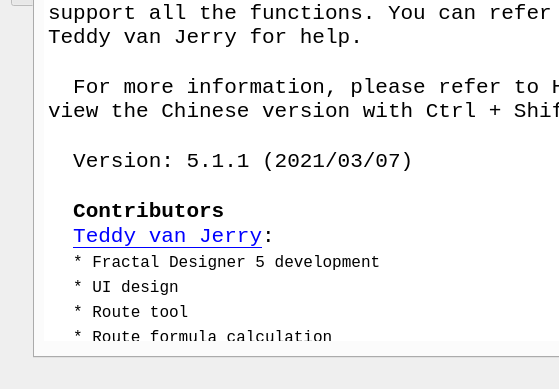
The window that mainwindow.ui (Teddy-van-Jerry/Fractal_Designer) describes before a commit, drawn with Qt 5; both pictures show x 0 to 559 and y 311 to 700 of the 1000 by 700 pixel window.
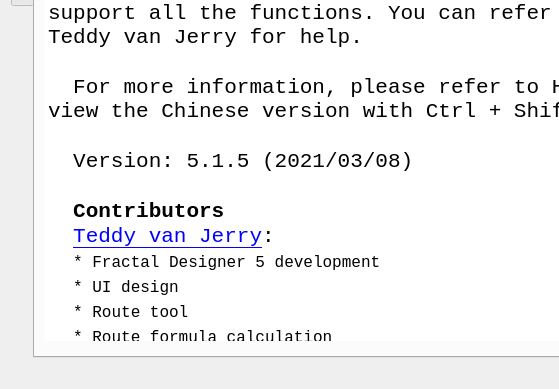
The same window after the commit. Icons and pictures are not drawn.

What changed in the file:
```diff
--- a/mainwindow.ui
+++ b/mainwindow.ui
@@ -103,7 +103,7 @@
 &lt;p style=&quot;-qt-paragraph-type:empty; margin-top:0px; margin-bottom:0px; margin-left:0px; margin-right:0px; -qt-block-indent:0; text-indent:0px; font-size:16pt;&quot;&gt;&lt;br /&gt;&lt;/p&gt;
 &lt;p style=&quot; margin-top:0px; margin-bottom:0px; margin-left:0px; margin-right:0px; -qt-block-indent:0; text-indent:0px;&quot;&gt;&lt;span style=&quot; font-size:16pt;&quot;&gt;  For more information, please refer to Help (Ctrl + H) or view the Chinese version with Ctrl + Shift + H.&lt;/span&gt;&lt;/p&gt;
 &lt;p style=&quot;-qt-paragraph-type:empty; margin-top:0px; margin-bottom:0px; margin-left:0px; margin-right:0px; -qt-block-indent:0; text-indent:0px; font-size:16pt;&quot;&gt;&lt;br /&gt;&lt;/p&gt;
-&lt;p style=&quot; margin-top:0px; margin-bottom:0px; margin-left:0px; margin-right:0px; -qt-block-indent:0; text-indent:0px;&quot;&gt;&lt;span style=&quot; font-size:16pt;&quot;&gt;  Version: 5.1.1 (2021/03/07)&lt;/span&gt;&lt;/p&gt;
+&lt;p style=&quot; margin-top:0px; margin-bottom:0px; margin-left:0px; margin-right:0px; -qt-block-indent:0; text-indent:0px;&quot;&gt;&lt;span style=&quot; font-size:16pt;&quot;&gt;  Version: 5.1.5 (2021/03/08)&lt;/span&gt;&lt;/p&gt;
 &lt;p style=&quot;-qt-paragraph-type:empty; margin-top:0px; margin-bottom:0px; margin-left:0px; margin-right:0px; -qt-block-indent:0; text-indent:0px; font-family:'SimSun'; font-size:16pt;&quot;&gt;&lt;br /&gt;&lt;/p&gt;
 &lt;p style=&quot; margin-top:0px; margin-bottom:0px; margin-left:0px; margin-right:0px; -qt-block-indent:0; text-indent:0px;&quot;&gt;&lt;span style=&quot; font-family:'SimSun'; font-size:16pt;&quot;&gt;  &lt;/span&gt;&lt;span style=&quot; font-family:'SimSun'; font-size:16pt; font-weight:600;&quot;&gt;Contributors&lt;/span&gt;&lt;/p&gt;
 &lt;p style=&quot; margin-top:0px; margin-bottom:0px; margin-left:0px; margin-right:0px; -qt-block-indent:0; text-indent:0px;&quot;&gt;&lt;span style=&quot; font-family:'SimSun'; font-size:16pt;&quot;&gt;  &lt;/span&gt;&lt;a href=&quot;https://blog.csdn.net/weixin_50012998&quot;&gt;&lt;span style=&quot; font-family:'SimSun'; font-size:16pt; text-decoration: underline; color:#0000ff;&quot;&gt;Teddy van Jerry&lt;/span&gt;&lt;/a&gt;&lt;span style=&quot; font-family:'SimSun'; font-size:16pt;&quot;&gt;:&lt;/span&gt;&lt;/p&gt;
```
Left out of the diff: 2 changed lines with no effect on the pictures.
